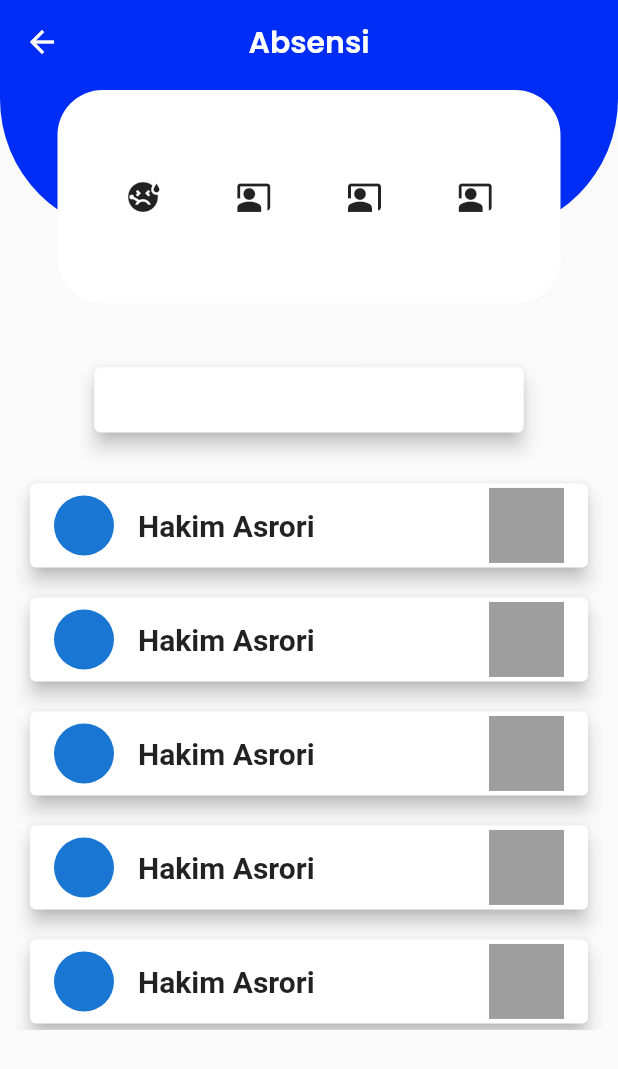
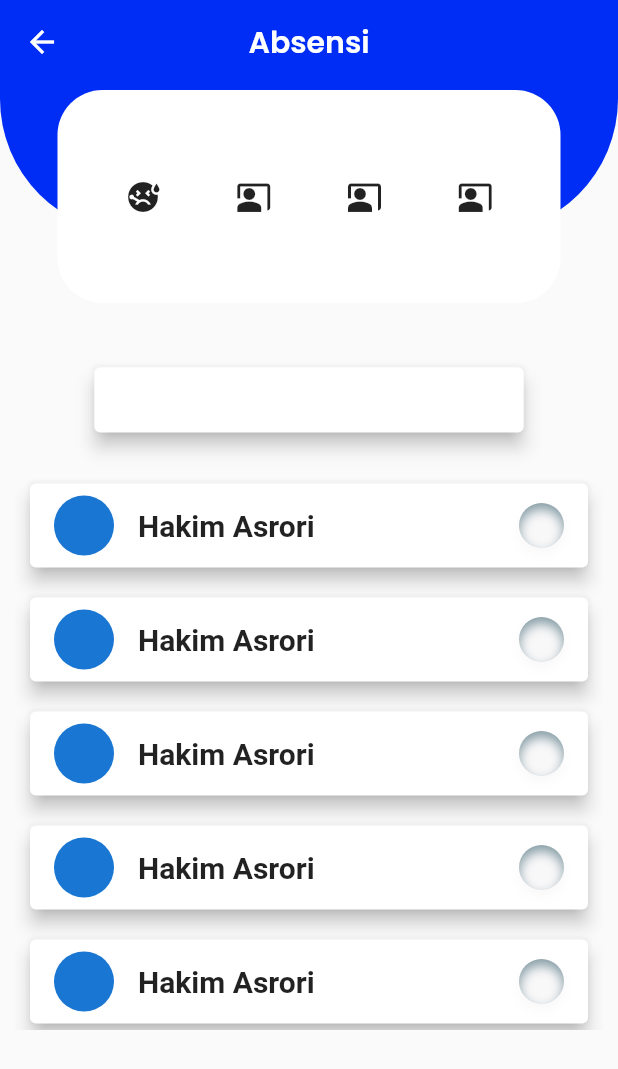
Before and after one commit to naneps/RTQ-MOBILE, a Flutter app: the AbsensiScreen screen opened directly, on a phone screen of 412 x 824 dp. Shown: the top 1069 px of the screen. Run offline on Flutter 3.47's test engine with Material 2 defaults, Android fonts, the phone set to English and light mode, and no system bars; our stand-ins replace animated_splash_screen, dio, fluttertoast, get, google_fonts, lottie; missing offline and left inert: sp_util.

```diff
--- a/tahfidz/lib/pages/pengajar/absensi/absensi_screen.dart
+++ b/tahfidz/lib/pages/pengajar/absensi/absensi_screen.dart
@@ -161,10 +161,24 @@ class _AbsensiScreenState extends State<AbsensiScreen> {
                           List<dynamic> rejected,
                         ) {
                           return Container(
-                            width: 50,
-                            height: 50,
-                            color: Colors.grey,
-                            child: Center(),
+                            width: 30,
+                            height: 30,
+                            decoration: BoxDecoration(
+                              boxShadow: [
+                                //CSS: inset 0px 4px 6px rgba(8, 56, 73, 0.5)
+                                BoxShadow(
+                                  color: const Color.fromRGBO(
+                                      8, 56, 73, 0.5), // shadow color
+                                ),
+                                const BoxShadow(
+                                  offset: Offset(0, 4),
+                                  blurRadius: 6,
+                                  color: Color(0xFFF9F8F9), // background color
+                                ),
+                              ],
+                              borderRadius: BorderRadius.circular(25),
+                            ),
+                            child: Text(''),
                           );
                         },
                         onAccept: (data) {
```
Also changed, not shown: tahfidz/lib/pages/pengajar/home/home_screen.dart (+8 -22 lines), tahfidz/lib/pages/pengajar/profile/profile_screen.dart (+11 -13 lines).
